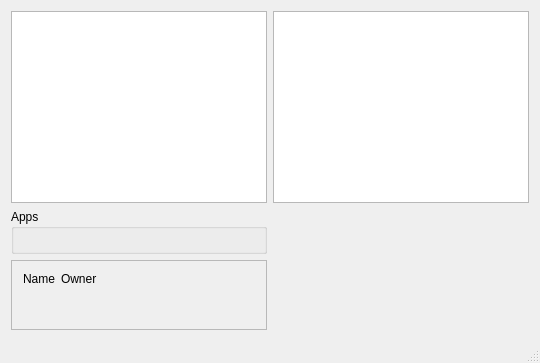
Before: the Qt Designer form vishnu/MainWindow.ui in gmrvvis/Vishnu, drawn with Qt 5.
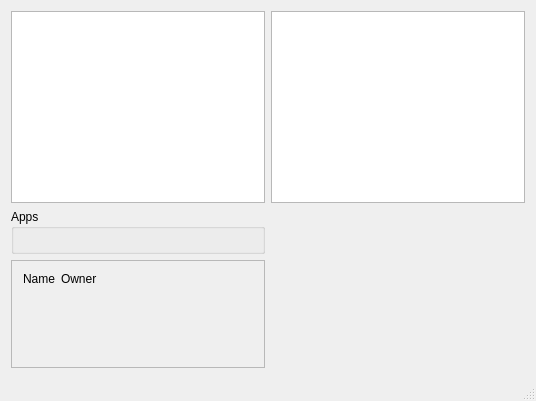
After: the same form once the commit is applied.

What changed in the file:
```diff
--- a/vishnu/MainWindow.ui
+++ b/vishnu/MainWindow.ui
@@ -2,6 +2,14 @@
 <ui version="4.0">
  <class>vishnu::MainWindow</class>
  <widget class="QMainWindow" name="vishnu::MainWindow">
+  <property name="geometry">
+   <rect>
+    <x>0</x>
+    <y>0</y>
+    <width>536</width>
+    <height>401</height>
+   </rect>
+  </property>
   <widget class="QWidget" name="centralWidget">
    <layout class="QGridLayout" name="gridLayout_2">
     <item row="1" column="0">
@@ -45,8 +53,8 @@
         <rect>
          <x>0</x>
          <y>0</y>
-         <width>669</width>
-         <height>289</height>
+         <width>254</width>
+         <height>68</height>
         </rect>
        </property>
        <property name="maximumSize">
```
Left out of the diff: 46 changed lines with no effect on the pictures.
